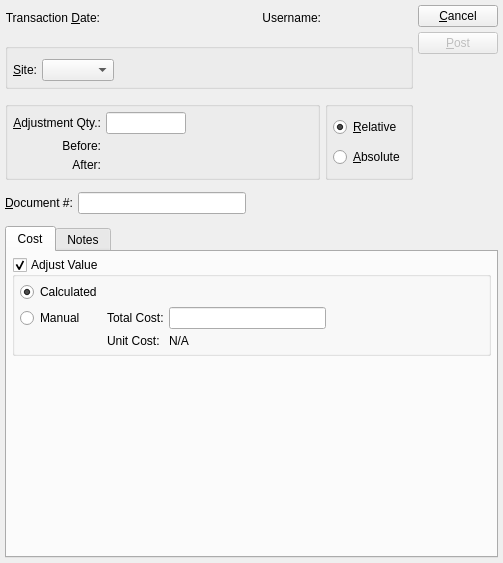
This is guiclient/adjustmentTrans.ui in Pegasus-RPG/xtuple-client as Qt 5 draws it before an edit. The edited form follows.
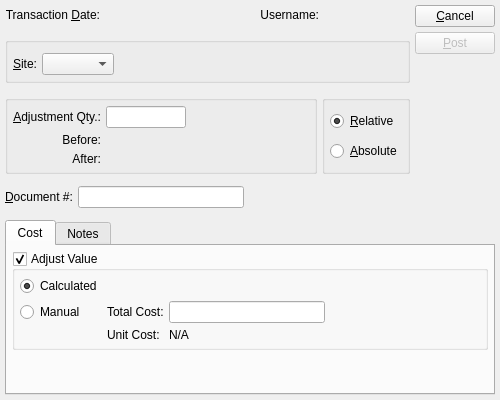
This is the edited form. Custom widgets are drawn as their Qt base class.

What changed in the file:
```diff
--- a/guiclient/adjustmentTrans.ui
+++ b/guiclient/adjustmentTrans.ui
@@ -13,8 +13,8 @@
    <rect>
     <x>0</x>
     <y>0</y>
-    <width>503</width>
-    <height>563</height>
+    <width>500</width>
+    <height>400</height>
    </rect>
   </property>
   <property name="windowTitle">
```
